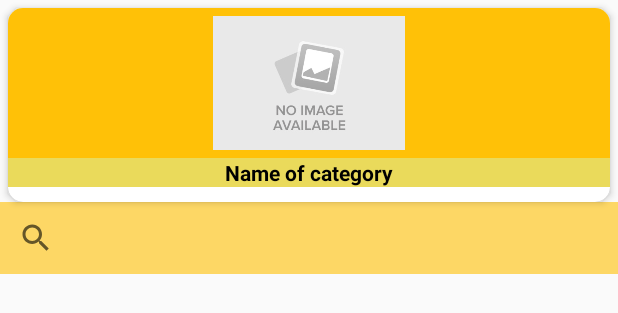
After one commit to AdamCh98/WorldChef, an Android app: the layout activity_category_detailed_fragment.xml on its own in the app's theme, with its tools: preview values and no code run, on a phone screen of 412 x 824 dp. The commit adds this screen. Shown: the top 313 px of the screen. Run offline under Robolectric (Android 15) with nearby library versions, the phone set to English and light mode, and no system bars.

```diff
--- a/src/main/AndroidManifest.xml
+++ b/src/main/AndroidManifest.xml
@@ -1,6 +1,7 @@
 <?xml version="1.0" encoding="utf-8"?>
 <manifest xmlns:android="http://schemas.android.com/apk/res/android"
     package="com.example.worldchef">
+
     <uses-permission android:name="android.permission.INTERNET" />
 
     <application
@@ -10,7 +11,8 @@
         android:roundIcon="@mipmap/ic_launcher_round"
         android:supportsRtl="true"
         android:theme="@style/AppTheme">
-        <activity android:name=".Activities.RegisterActivity"></activity>
+        <activity android:name=".Fragments.CategoryDetailedFragment"></activity>
+        <activity android:name=".Activities.RegisterActivity" />
         <activity android:name=".Fragments.LearnFragment" />
         <activity android:name=".Fragments.NavigationFragment" />
         <activity android:name=".Activities.MainScreenActivity" />
--- /dev/null
+++ b/src/main/java/com/example/worldchef/Adapters/CategoryDetailAdapter.java
@@ -0,0 +1,4 @@
+package com.example.worldchef.Adapters;
+
+public class CategoryDetailAdapter {
+}
--- /dev/null
+++ b/src/main/res/layout/activity_category_detailed_fragment.xml
@@ -0,0 +1,67 @@
+<?xml version="1.0" encoding="utf-8"?>
+<androidx.constraintlayout.widget.ConstraintLayout xmlns:android="http://schemas.android.com/apk/res/android"
+    xmlns:app="http://schemas.android.com/apk/res-auto"
+    xmlns:tools="http://schemas.android.com/tools"
+    android:layout_width="match_parent"
+    android:layout_height="match_parent"
+    tools:context=".Fragments.CategoryDetailedFragment">
+
+    <androidx.cardview.widget.CardView
+        android:id="@+id/cardView"
+        android:layout_width="match_parent"
+        android:layout_height="wrap_content"
+        android:layout_margin="5dp"
+        app:cardCornerRadius="10dp"
+        app:cardElevation="3dp"
+        app:layout_constraintStart_toStartOf="parent"
+        app:layout_constraintTop_toTopOf="parent">>
+
+        <LinearLayout
+            android:layout_width="match_parent"
+            android:layout_height="wrap_content"
+            android:orientation="vertical">
+
+            <ImageView
+                android:id="@+id/categorydetail_cardimage"
+                android:layout_width="match_parent"
+                android:layout_height="100dp"
+                android:adjustViewBounds="true"
+                android:background="#FFC107"
+                android:padding="5dp"
+                android:scaleType="centerInside"
+                app:srcCompat="@drawable/noimage" />
+
+            <TextView
+                android:id="@+id/categorydetail_name"
+                android:layout_width="match_parent"
+                android:layout_height="wrap_content"
+                android:layout_marginBottom="10dp"
+                android:background="#F0E9D851"
+                android:gravity="center"
+                android:text="Name of category"
+                android:textColor="#000000"
+                android:textStyle="bold" />
+        </LinearLayout>
+    </androidx.cardview.widget.CardView>
+
+    <SearchView
+        android:id="@+id/categorydetail_sv"
+        android:layout_width="match_parent"
+        android:layout_height="wrap_content"
+        android:background="#9CFFC107"
+        app:layout_constraintStart_toStartOf="parent"
+        app:layout_constraintTop_toBottomOf="@+id/cardView" />
+
+    <androidx.recyclerview.widget.RecyclerView
+        android:id="@+id/categorydetail_rv"
+        android:layout_width="match_parent"
+        android:layout_height="0dp"
+        android:layout_marginTop="1dp"
+        android:background="#60FFEB3B"
+        app:layout_constraintStart_toStartOf="parent"
+        app:layout_constraintTop_toBottomOf="@+id/categorydetail_sv" />
+    <![CDATA[
+
+    />
+]]>
+</androidx.constraintlayout.widget.ConstraintLayout>
```
Also changed, not shown: src/main/java/com/example/worldchef/Adapters/CategoryAdapter.java (+12 -0 lines), src/main/java/com/example/worldchef/Fragments/CategoryDetailedFragment.java (added, +32 -0 lines), src/main/res/layout/meal.xml (added, +38 -0 lines).
